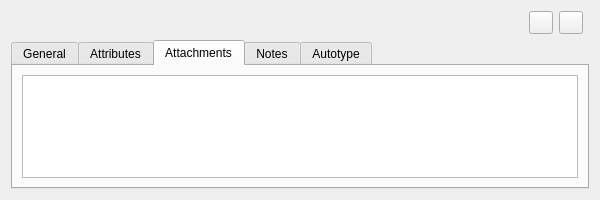
First picture: the form in src/gui/DetailsWidget.ui, repository keepassxreboot/keepassxc, before the edit.
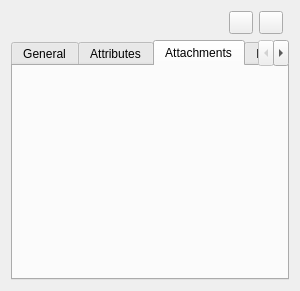
Second picture: the form after the edit. The open tabs and pages were chosen to show the change. Custom widgets are drawn as their Qt base class.

Commit message: Use EntryAttachmentsWidget in details view

What changed in the file:
```diff
--- a/src/gui/DetailsWidget.ui
+++ b/src/gui/DetailsWidget.ui
@@ -2,14 +2,6 @@
 <ui version="4.0">
  <class>DetailsWidget</class>
  <widget class="QWidget" name="DetailsWidget">
-  <property name="geometry">
-   <rect>
-    <x>0</x>
-    <y>0</y>
-    <width>600</width>
-    <height>200</height>
-   </rect>
-  </property>
   <layout class="QVBoxLayout" name="verticalLayout_3">
    <item>
     <layout class="QHBoxLayout" name="horizontalLayout" stretch="0,0,0,0,0,0,0">
@@ -460,7 +452,7 @@
       </attribute>
       <layout class="QVBoxLayout" name="verticalLayout_6">
        <item>
-        <widget class="QTableView" name="attachmentsTableView"/>
+        <widget class="EntryAttachmentsWidget" name="attachmentsWidget" native="true"/>
        </item>
       </layout>
      </widget>
@@ -543,6 +535,14 @@
    </property>
   </action>
  </widget>
+ <customwidgets>
+  <customwidget>
+   <class>EntryAttachmentsWidget</class>
+   <extends>QWidget</extends>
+   <header>gui/entry/EntryAttachmentsWidget.h</header>
+   <container>1</container>
+  </customwidget>
+ </customwidgets>
  <resources/>
  <connections/>
 </ui>
```
The commit also changes 2 other files.
